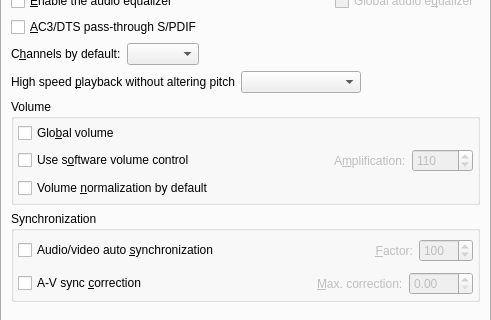
Old version of the form src/gui/pref/general.ui in the repository wilbert2000/wzplayer; both pictures show x 0 to 491 and y 81 to 401 of the 491 by 554 pixel window.
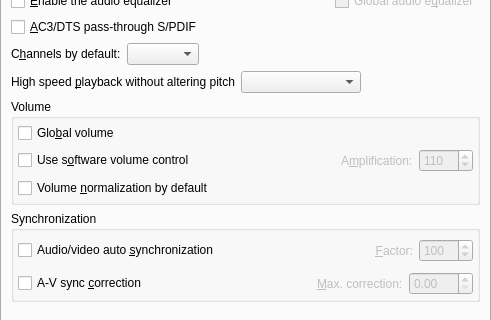
New version of the form. The open tabs and pages were chosen to show the change. Custom widgets are drawn as their Qt base class.

```diff
--- a/src/gui/pref/general.ui
+++ b/src/gui/pref/general.ui
@@ -838,7 +838,7 @@
                <number>100</number>
               </property>
               <property name="maximum">
-               <number>10000</number>
+               <number>1000</number>
               </property>
               <property name="value">
                <number>110</number>
```
